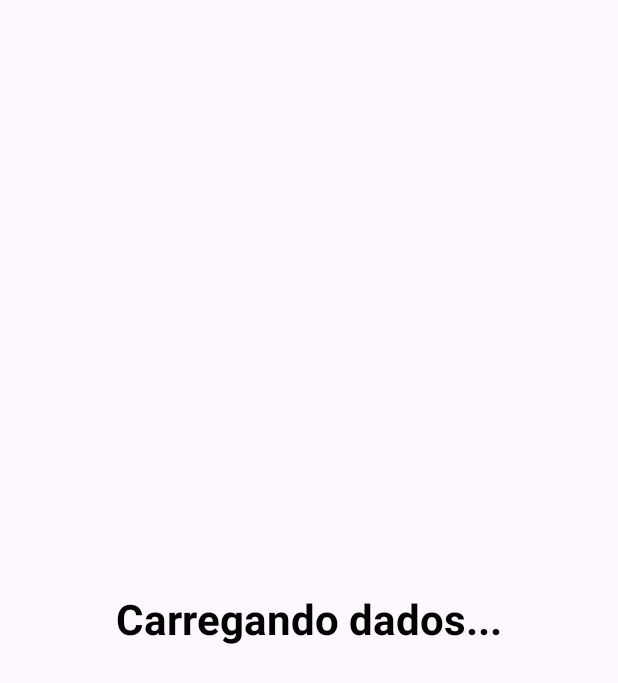
After one commit to gustavorah/app_mobile_projeto, an Android app: the Crud1ListActivity screen opened directly, with no data from a screen before it, on a phone screen of 412 x 824 dp. The commit adds this screen. Shown: the top 683 px of the screen. Run offline under Robolectric (Android 15) with nearby library versions, the phone set to English and light mode, and no system bars; our stand-ins replace Firebase (no records; nobody signed in at launch, a user with empty details on screens opened directly).

Commit message:
Listagem dos dados

```diff
--- a/app/src/main/java/com/gustavo/projeto/Crud1Model.kt
+++ b/app/src/main/java/com/gustavo/projeto/model/Crud1Model.kt
@@ -1,4 +1,4 @@
-package com.gustavo.projeto
+package com.gustavo.projeto.model
 
 data class Crud1Model (
     var id: String? = null,
--- /dev/null
+++ b/app/src/main/java/com/gustavo/projeto/view/Crud1ListActivity.kt
@@ -0,0 +1,82 @@
+package com.gustavo.projeto.view
+
+import android.content.Intent
+import android.os.Bundle
+import android.view.View
+import android.widget.TextView
+import androidx.appcompat.app.AppCompatActivity
+import androidx.recyclerview.widget.LinearLayoutManager
+import androidx.recyclerview.widget.RecyclerView
+import com.google.firebase.database.DataSnapshot
+import com.google.firebase.database.DatabaseError
+import com.google.firebase.database.DatabaseReference
+import com.google.firebase.database.FirebaseDatabase
+import com.google.firebase.database.ValueEventListener
+import com.gustavo.projeto.adapter.Crud1Adapter
+import com.gustavo.projeto.databinding.ActivityCrud1ListBinding
+import com.gustavo.projeto.model.Crud1Model
+
+class Crud1ListActivity : AppCompatActivity() {
+    private lateinit var crudRecyclerView: RecyclerView
+    private lateinit var tvLoadingData: TextView
+    private lateinit var crudList: ArrayList<Crud1Model>
+    private lateinit var dbRef: DatabaseReference
+    private lateinit var binding: ActivityCrud1ListBinding
+
+    override fun onCreate(savedInstanceState: Bundle?) {
+        super.onCreate(savedInstanceState)
+        binding = ActivityCrud1ListBinding.inflate(layoutInflater)
+
+        setContentView(binding.root)
+
+        crudRecyclerView = binding.rvCrud1
+        crudRecyclerView.layoutManager = LinearLayoutManager(this)
+        crudRecyclerView.setHasFixedSize(true)
+        tvLoadingData = findViewById(binding.tvLoadingData.id)
+
+        crudList = arrayListOf<Crud1Model>()
+
+        getCrudData()
+    }
+
+    private fun getCrudData()
+    {
+        crudRecyclerView.visibility = View.GONE
+        tvLoadingData.visibility = View.VISIBLE
+
+        dbRef = FirebaseDatabase.getInstance().getReference("Crud1")
+
+        dbRef.addValueEventListener(object: ValueEventListener {
+            override fun onDataChange(snapshot: DataSnapshot) {
+                crudList.clear()
+                if (snapshot.exists()) {
+                    for (crudSnap in snapshot.children) {
+                        val crudData = crudSnap.getValue(Crud1Model::class.java)
+                        crudList.add(crudData!!)
+                    }
+                    val mAdapter = Crud1Adapter(crudList)
+                    crudRecyclerView.adapter = mAdapter
+
+                    mAdapter.setOnItemClickListener(object : Crud1Adapter.onItemClickListener {
+                        override fun onItemClick(position: Int) {
+
+                            val intent = Intent(this@Crud1ListActivity, Crud1DetailsActivity::class.java)
+
+                            intent.putExtra("id", crudList[position].id)
+                            intent.putExtra("nome", crudList[position].nome)
+                            intent.putExtra("email", crudList[position].email)
+                            intent.putExtra("idade", crudList[position].idade)
+                        }
+                    })
+
+                    crudRecyclerView.visibility = View.VISIBLE
+                    tvLoadingData.visibility = View.GONE
+                }
+            }
+
+            override fun onCancelled(error: DatabaseError) {
+
+            }
+        })
+    }
+}
--- a/app/src/main/java/com/gustavo/projeto/MainActivity.kt
+++ b/app/src/main/java/com/gustavo/projeto/view/MainActivity.kt
@@ -1,11 +1,10 @@
-package com.gustavo.projeto
+package com.gustavo.projeto.view
 
 import android.content.Intent
 import androidx.appcompat.app.AppCompatActivity
 import android.os.Bundle
 import com.google.firebase.auth.FirebaseAuth
 import com.gustavo.projeto.databinding.ActivityMainBinding
-import com.gustavo.projeto.databinding.ActivitySignInBinding
 
 class MainActivity : AppCompatActivity() {
 
--- a/app/src/main/java/com/gustavo/projeto/SignInActivity.kt
+++ b/app/src/main/java/com/gustavo/projeto/view/SignInActivity.kt
@@ -1,4 +1,4 @@
-package com.gustavo.projeto
+package com.gustavo.projeto.view
 
 import android.content.Intent
 import android.os.Bundle
--- a/app/src/main/java/com/gustavo/projeto/SignUpActivity.kt
+++ b/app/src/main/java/com/gustavo/projeto/view/SignUpActivity.kt
@@ -1,7 +1,6 @@
-package com.gustavo.projeto
+package com.gustavo.projeto.view
 
 import android.content.Intent
-import android.os.Binder
 import android.os.Bundle
 import android.widget.Toast
 import androidx.appcompat.app.AppCompatActivity
--- /dev/null
+++ b/app/src/main/res/layout/activity_crud1_list.xml
@@ -0,0 +1,33 @@
+<?xml version="1.0" encoding="utf-8"?>
+<androidx.constraintlayout.widget.ConstraintLayout xmlns:android="http://schemas.android.com/apk/res/android"
+    xmlns:tools="http://schemas.android.com/tools"
+    android:layout_width="match_parent"
+    android:layout_height="match_parent"
+    xmlns:app="http://schemas.android.com/apk/res-auto"
+    tools:context=".view.Crud1ListActivity">
+
+    <androidx.recyclerview.widget.RecyclerView
+        android:id="@+id/rvCrud1"
+        android:layout_width="409dp"
+        android:layout_height="912dp"
+        app:layout_constraintBottom_toBottomOf="parent"
+        app:layout_constraintEnd_toEndOf="parent"
+        app:layout_constraintStart_toStartOf="parent"
+        app:layout_constraintTop_toTopOf="parent"
+        tools:layout_editor_absoluteX="1dp"
+        tools:layout_editor_absoluteY="1dp" />
+
+    <TextView
+        android:id="@+id/tvLoadingData"
+        android:layout_width="wrap_content"
+        android:layout_height="wrap_content"
+        android:text="Carregando dados..."
+        android:textSize="28sp"
+        android:textColor="@color/black"
+        android:textStyle="bold"
+        android:visibility="gone"
+        app:layout_constraintBottom_toBottomOf="parent"
+        app:layout_constraintEnd_toEndOf="parent"
+        app:layout_constraintStart_toStartOf="parent"
+        app:layout_constraintTop_toTopOf="parent" />
+</androidx.constraintlayout.widget.ConstraintLayout>
--- a/app/src/main/res/layout/activity_main.xml
+++ b/app/src/main/res/layout/activity_main.xml
@@ -4,7 +4,7 @@
     xmlns:tools="http://schemas.android.com/tools"
     android:layout_width="match_parent"
     android:layout_height="match_parent"
-    tools:context=".MainActivity">
+    tools:context=".view.MainActivity">
 
     <androidx.appcompat.widget.AppCompatButton
         android:id="@+id/btnCrud1"
@@ -49,6 +49,6 @@
         app:layout_constraintEnd_toEndOf="parent"
         app:layout_constraintStart_toStartOf="parent"
         app:layout_constraintTop_toTopOf="parent"
-        app:layout_constraintVertical_bias="1.0" />
+        app:layout_constraintVertical_bias="0.981" />
 
 </androidx.constraintlayout.widget.ConstraintLayout>
--- a/app/src/main/res/layout/activity_sign_in.xml
+++ b/app/src/main/res/layout/activity_sign_in.xml
@@ -5,7 +5,7 @@
     android:layout_width="match_parent"
     android:layout_height="match_parent"
     android:background="@drawable/signin_screen"
-    tools:context=".SignInActivity">
+    tools:context=".view.SignInActivity">
 
 
     <com.google.android.material.textfield.TextInputLayout
--- a/app/src/main/res/layout/activity_sign_up.xml
+++ b/app/src/main/res/layout/activity_sign_up.xml
@@ -5,7 +5,7 @@
     android:layout_width="match_parent"
     android:layout_height="match_parent"
     android:background="@drawable/signup_screen"
-    tools:context=".SignUpActivity">
+    tools:context=".view.SignUpActivity">
 
 
     <com.google.android.material.textfield.TextInputLayout
--- a/app/src/main/res/values/colors.xml
+++ b/app/src/main/res/values/colors.xml
@@ -10,7 +10,7 @@
 
 
     <color name="yellow">#FFC801</color>
-
+    <color name="divider_grey">#6D6A68</color>
 
 
 </resources>
```
Also changed, not shown: app/src/main/AndroidManifest.xml (+12 -4 lines), app/src/main/java/com/gustavo/projeto/adapter/Crud1Adapter.kt (added, +50 -0 lines), app/src/main/java/com/gustavo/projeto/view/Crud1Activity.kt (renamed from app/src/main/java/com/gustavo/projeto/Crud1Activity.kt, +24 -9 lines), app/src/main/java/com/gustavo/projeto/view/Crud1DetailsActivity.kt (added, +43 -0 lines), app/src/main/res/layout/activity_crud1.xml (+17 -1 lines), app/src/main/res/layout/activity_crud1_details.xml (added, +252 -0 lines), app/src/main/res/layout/crud1_list_item.xml (added, +40 -0 lines).
